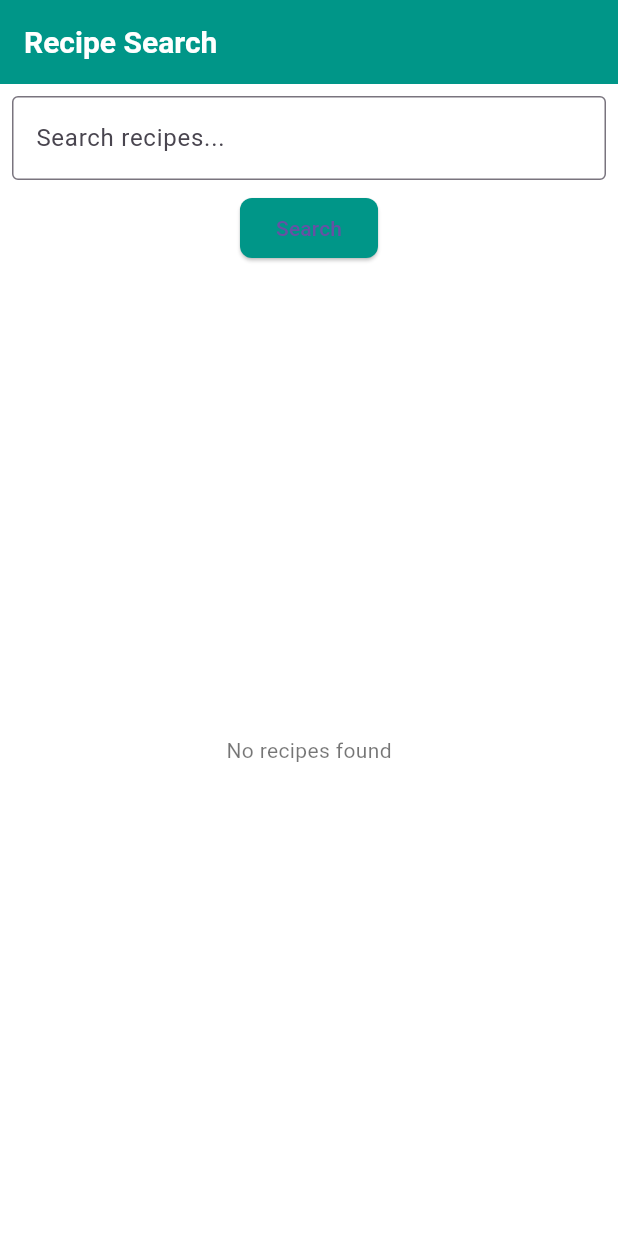
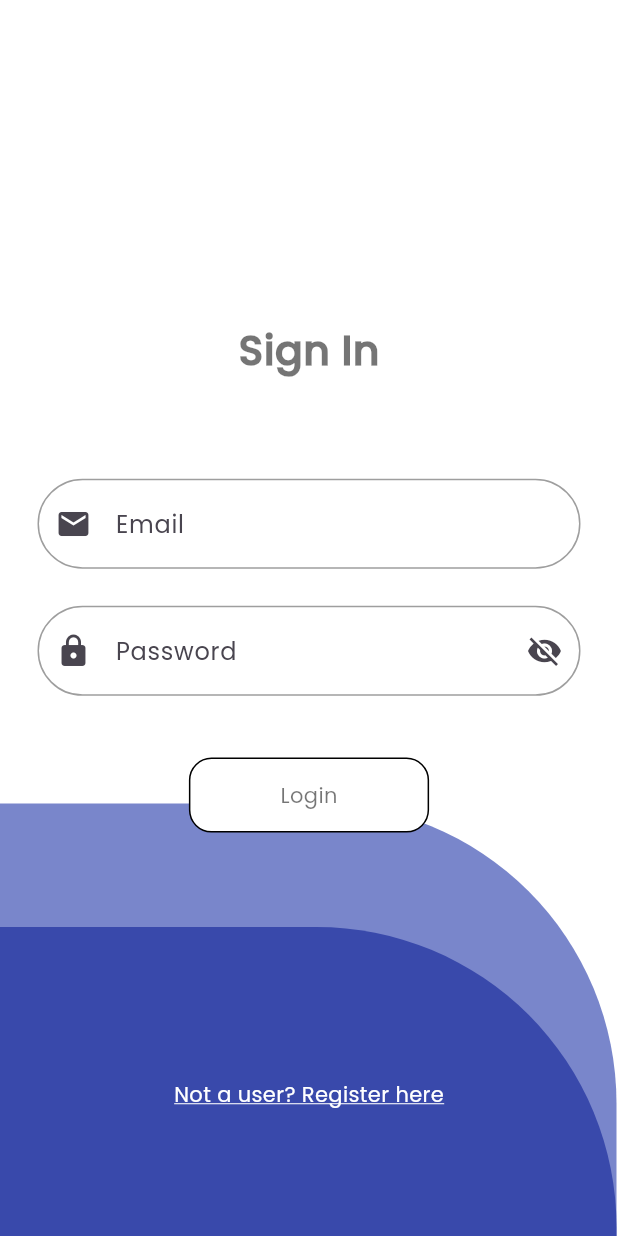
Before and after one commit to durgeshparekh/meal_planning_app, a Flutter app: the screen it shows after launch, on a phone screen of 412 x 824 dp. Run offline on Flutter 3.47's test engine with Material 3 defaults, Android fonts, the phone set to English and light mode, and no system bars; our stand-ins replace get, hive, hive_flutter; accounts and stored records are empty.

```diff
--- /dev/null
+++ b/lib/controllers/login_controller.dart
@@ -0,0 +1,133 @@
+import 'package:flutter/material.dart';
+import 'package:get/get.dart';
+import 'package:hive/hive.dart';
+import 'package:meal_planning_app/screens/authentication/login_screen.dart';
+import 'package:meal_planning_app/utils/box_name.dart';
+import 'package:meal_planning_app/screens/home_screen.dart';
+
+class LoginController extends GetxController {
+  var passwordController = TextEditingController();
+  var nameController = TextEditingController();
+  var emailController = TextEditingController();
+  var confirmPasswordController = TextEditingController();
+
+  var isLoading = false.obs;
+  var email = ''.obs;
+  var password = ''.obs;
+
+  @override
+  void onInit() {
+    super.onInit();
+    clearTextFields();
+    debugPrint('🟢 LoginController initialized');
+  }
+
+  void clearTextFields() {
+    if (nameController.text.isNotEmpty) {
+      nameController.clear();
+    }
+    if (emailController.text.isNotEmpty) {
+      emailController.clear();
+    }
+    if (confirmPasswordController.text.isNotEmpty) {
+      confirmPasswordController.clear();
+    }
+    if (passwordController.text.isNotEmpty) {
+      passwordController.clear();
+    }
+    debugPrint('🧹 Text fields cleared');
+  }
+
+  userLogin() async {
+    debugPrint('🔐 Attempting user login');
+    var userBox = Hive.box(BoxName.userBox);
+    debugPrint('📦 User box data: ${userBox.toMap()}'); // Added debug print to view user box data
+    if (userBox.isEmpty) {
+      Get.snackbar('Error', 'No registered users found. Please register first.');
+      debugPrint('❌ No registered users found');
+      return;
+    }
+
+    var storedUser = userBox.values.firstWhere(
+      (user) => user['email'] == emailController.text.trim(),
+      orElse: () => null,
+    );
+
+    if (storedUser != null && storedUser['password'] == passwordController.text.trim()) {
+      debugPrint('✅ User login successful');
+      storedUser['isLogin'] = true;
+      userBox.putAt(userBox.values.toList().indexOf(storedUser), storedUser);
+      Get.offAll(() => const HomeScreen());
+    } else {
+      Get.snackbar('Error', 'Invalid email or password');
+      debugPrint('❌ Invalid email or password');
+    }
+  }
+
+  void logout() async {
+    debugPrint('🔒 Attempting user logout');
+    var userBox = Hive.box(BoxName.userBox);
+    var loggedInUser = userBox.values.firstWhere(
+      (user) => user['isLogin'] == true,
+      orElse: () => null,
+    );
+
+    if (loggedInUser != null) {
+      loggedInUser['isLogin'] = false;
+      userBox.putAt(userBox.values.toList().indexOf(loggedInUser), loggedInUser);
+      debugPrint('✅ User logout successful');
+      Get.offAll(() => const LoginScreen());
+    } else {
+      debugPrint('❌ No logged-in user found');
+    }
+  }
+
+  bool validateRegistration() {
+    debugPrint('📝 Validating registration');
+    if (nameController.text.isEmpty ||
+        emailController.text.isEmpty ||
+        passwordController.text.isEmpty ||
+        confirmPasswordController.text.isEmpty) {
+      Get.snackbar('Error', 'All fields are required');
+      debugPrint('❌ Validation failed: All fields are required');
+      return false;
+    }
+    if (passwordController.text != confirmPasswordController.text) {
+      Get.snackbar('Error', 'Passwords do not match');
+      debugPrint('❌ Validation failed: Passwords do not match');
+      return false;
+    }
+    debugPrint('✅ Validation successful');
+    return true;
+  }
+
+  void registerUser() {
+    debugPrint('🔐 Attempting user registration');
+    if (validateRegistration()) {
+      var userBox = Hive.box(BoxName.userBox);
+      var existingUser = userBox.values.firstWhere(
+        (user) => user['email'] == emailController.text.trim(),
+        orElse: () => null,
+      );
+
+      if (existingUser != null) {
+        Get.snackbar('Error', 'Email is already registered. Please use another email.');
+        debugPrint('❌ Registration failed: Email is already registered');
+        return;
+      }
+
+      var user = {
+        'name': nameController.text,
+        'email': emailController.text,
+        'password': passwordController.text,
+        'isLogin': false,
+      };
+      userBox.add(user);
+      Get.snackbar('Success', 'User registered successfully');
+      debugPrint('✅ User registered successfully');
+      clearTextFields();
+      Get.back();
+    }
+  }
+
+}
--- /dev/null
+++ b/lib/data/api/http_urls.dart
@@ -0,0 +1,6 @@
+class HttpUrls {
+  static const String baseUrl = "https://api.spoonacular.com";
+  static const String apiKey = "eeb51b87ede548d7b18b0ccef9d845e4";
+
+  static const String searchRecipesUrl = "$baseUrl/recipes/complexSearch";
+}
--- a/lib/main.dart
+++ b/lib/main.dart
@@ -1,10 +1,28 @@
+import 'dart:async';
+
 import 'package:flutter/material.dart';
 import 'package:get/get.dart'; // Add this import
+import 'package:hive_flutter/hive_flutter.dart';
 import 'screens/home_screen.dart';
+import 'screens/authentication/login_screen.dart';
+import 'utils/box_name.dart';
 import 'utils/themes.dart';
 
 void main() {
-  runApp(MyApp());
+  runZonedGuarded(() async {
+    WidgetsFlutterBinding.ensureInitialized();
+    await Hive.initFlutter();
+
+    await hiveOpenBox();
+
+    runApp(const MyApp());
+  }, (error, stack) {
+    debugPrint("Error: ${error.toString()}");
+  });
+}
+
+hiveOpenBox() async {
+  await Hive.openBox(BoxName.userBox);
 }
 
 class MyApp extends StatelessWidget {
@@ -12,10 +30,26 @@ class MyApp extends StatelessWidget {
 
   @override
   Widget build(BuildContext context) {
-    return GetMaterialApp( // Change MaterialApp to GetMaterialApp
+    return GetMaterialApp(
       title: 'Meal Planning App',
-       theme: Themes.lightTheme,
-      home: HomeScreen(),
+      debugShowCheckedModeBanner: false,
+      theme: Themes.lightTheme,
+      darkTheme: Themes.darkTheme,
+      themeMode: ThemeMode.system, // Automatically switch between light and dark mode
+      home: appRoute(context),
     );
   }
+
+  appRoute(BuildContext context) {
+    var userBox = Hive.box(BoxName.userBox);
+    var loggedInUser = userBox.values.firstWhere(
+      (user) => user['isLogin'] == true,
+      orElse: () => null,
+    );
+    if (loggedInUser == null) {
+      return const LoginScreen();
+    } else {
+      return const HomeScreen();
+    }
+  }
 }
--- /dev/null
+++ b/lib/screens/authentication/login_screen.dart
@@ -0,0 +1,98 @@
+import 'package:flutter/material.dart';
+import 'package:get/get.dart';
+import 'package:meal_planning_app/controllers/login_controller.dart';
+import 'package:meal_planning_app/utils/size_config.dart';
+
+import 'register_screen.dart';
+import 'widgets/sign_in_form.dart';
+
+class LoginScreen extends StatelessWidget {
+  const LoginScreen({super.key});
+
+  @override
+  Widget build(BuildContext context) {
+    Get.put(LoginController());
+    SizeConfig().init(context);
+    return Scaffold(
+      resizeToAvoidBottomInset: true,
+      body: Stack(
+        children: [
+          Align(
+            alignment: Alignment.bottomCenter,
+            child: Container(
+              width: SizeConfig.screenWidth,
+              height: SizeConfig.screenHeight * 0.35,
+              margin: EdgeInsets.only(right: 1),
+              decoration: BoxDecoration(
+                color: Colors.indigo.shade300,
+                borderRadius: BorderRadius.only(
+                  topRight: Radius.circular(200),
+                  // topLeft: Radius.circular(50),
+                ),
+              ),
+            ),
+          ),
+          Align(
+            alignment: Alignment.bottomCenter,
+            child: Container(
+              width: SizeConfig.screenWidth,
+              height: SizeConfig.screenHeight * 0.25,
+              margin: EdgeInsets.only(right: 1),
+              decoration: BoxDecoration(
+                color: Colors.indigo.shade600,
+                borderRadius: BorderRadius.only(
+                  topRight: Radius.circular(200),
+                ),
+              ),
+            ),
+          ),
+          SafeArea(
+            child: SingleChildScrollView(
+              child: Padding(
+                padding: EdgeInsets.only(
+                  left: 25,
+                  right: 25,
+                ),
+                child: Column(
+                  mainAxisAlignment: MainAxisAlignment.spaceEvenly,
+                  children: [
+                    SizedBox(height: SizeConfig.screenHeight * 0.1),
+                    SizedBox(
+                      width: SizeConfig.screenWidth,
+                      height: SizeConfig.screenHeight * 0.1,
+                      // child: Image.asset(logoWithoutBg),
+                    ),
+                    SizedBox(height: SizeConfig.screenHeight * 0.06),
+                    Text(
+                      "Sign In",
+                      style: TextStyle(
+                        fontSize: getProportionateScreenWidth(25),
+                        fontWeight: FontWeight.bold,
+                      ),
+                    ),
+                    SizedBox(height: SizeConfig.screenHeight * 0.08),
+                    const SignInForm(),
+                    SizedBox(height: SizeConfig.screenHeight * 0.2),
+                    GestureDetector(
+                      onTap: () {
+                        Get.to(() => const RegisterScreen());
+                      },
+                      child: Text(
+                        "Not a user? Register here",
+                        style: TextStyle(
+                          color: Colors.white,
+                          decoration: TextDecoration.underline,
+                          decorationColor: Colors.white,
+                        ),
+                      ),
+                    ),
+                  ],
+                ),
+              ),
+            ),
+          ),
+        ],
+      ),
+    );
+  }
+}
--- /dev/null
+++ b/lib/screens/authentication/widgets/sign_in_form.dart
@@ -0,0 +1,63 @@
+import 'package:flutter/material.dart';
+import 'package:get/get.dart';
+import 'package:meal_planning_app/controllers/login_controller.dart';
+import 'package:meal_planning_app/utils/size_config.dart';
+import 'package:meal_planning_app/utils/widgets/rounded_text_form_field.dart';
+
+class SignInForm extends StatelessWidget {
+  const SignInForm({super.key});
+
+  @override
+  Widget build(BuildContext context) {
+    var controller = Get.find<LoginController>();
+    SizeConfig().init(context);
+
+    return SingleChildScrollView(
+      child: Column(
+        children: [
+          RoundedTextFormField(
+            hintText: "Enter your email",
+            labelText: "Email",
+            controller: controller.emailController,
+            keyboardType: TextInputType.emailAddress,
+            prefixIcon: Icon(Icons.email),
+            validator: (value) {
+              if (value == null || value.isEmpty) {
+                return "Email is required";
+              }
+              return null;
+            },
+          ),
+          SizedBox(height: SizeConfig.screenHeight * 0.03),
+          RoundedTextFormField(
+            hintText: "Enter your password",
+            labelText: "Password",
+            controller: controller.passwordController,
+            isPasswordField: true,
+            prefixIcon: Icon(Icons.lock),
+            validator: (value) {
+              if (value == null || value.length < 6) {
+                return "Password must be at least 6 characters long";
+              }
+              return null;
+            },
+          ),
+          SizedBox(height: SizeConfig.screenHeight * 0.05),
+          InkWell(
+            borderRadius: BorderRadius.circular(15),
+            onTap: () => controller.userLogin(),
+            child: Container(
+              padding: const EdgeInsets.symmetric(horizontal: 60, vertical: 14),
+              decoration: BoxDecoration(
+                borderRadius: BorderRadius.circular(15),
+                border: Border.all(),
+                color: Colors.white,
+              ),
+              child: const Text("Login"),
+            ),
+          ),
+        ],
+      ),
+    );
+  }
+}
--- /dev/null
+++ b/lib/utils/box_name.dart
@@ -0,0 +1,3 @@
+class BoxName {
+  static const userBox = 'User';
+}
--- /dev/null
+++ b/lib/utils/image_urls.dart
@@ -0,0 +1,2 @@
+const logoWithBg = "assets/images/logo_with_bg.png";
+const logoWithoutBg = "assets/images/logo_without_bg.png";
--- /dev/null
+++ b/lib/utils/size_config.dart
@@ -0,0 +1,30 @@
+import 'package:flutter/material.dart';
+
+class SizeConfig {
+  static late MediaQueryData _mediaQueryData;
+  static late double screenWidth;
+  static late double screenHeight;
+  static late double defaultSize;
+  static late Orientation orientation;
+
+  void init(BuildContext context) {
+    _mediaQueryData = MediaQuery.of(context);
+    screenWidth = _mediaQueryData.size.width;
+    screenHeight = _mediaQueryData.size.height;
+    orientation = _mediaQueryData.orientation;
+  }
+}
+
+// Get the proportionate height as per screen size
+double getProportionateScreenHeight(double inputHeight) {
+  double screenHeight = SizeConfig.screenHeight;
+  // 812 is the layout height that designer use
+  return (inputHeight / 812.0) * screenHeight;
+}
+
+// Get the proportionate height as per screen size
+double getProportionateScreenWidth(double inputWidth) {
+  double screenWidth = SizeConfig.screenWidth;
+  // 375 is the layout width that designer use
+  return (inputWidth / 375.0) * screenWidth;
+}
--- a/lib/utils/themes.dart
+++ b/lib/utils/themes.dart
@@ -22,5 +22,30 @@ class Themes {
       bodyLarge: TextStyle(fontSize: 16.0, color: Colors.black87),
       bodyMedium: TextStyle(fontSize: 14.0, color: Colors.black54),
     ),
+    fontFamily: 'Poppins', // Add Poppins font family
+  );
+
+  static final ThemeData darkTheme = ThemeData(
+    primarySwatch: Colors.teal,
+    scaffoldBackgroundColor: Colors.black,
+    appBarTheme: AppBarTheme(
+      backgroundColor: Colors.teal,
+      elevation: 0,
+      titleTextStyle: TextStyle(
+          color: Colors.white, fontSize: 20, fontWeight: FontWeight.bold),
+    ),
+    elevatedButtonTheme: ElevatedButtonThemeData(
+      style: ElevatedButton.styleFrom(
+        backgroundColor: Colors.teal,
+        shape: RoundedRectangleBorder(
+          borderRadius: BorderRadius.circular(8.0),
+        ),
+      ),
+    ),
+    textTheme: TextTheme(
+      bodyLarge: TextStyle(fontSize: 16.0, color: Colors.white),
+      bodyMedium: TextStyle(fontSize: 14.0, color: Colors.white70),
+    ),
+    fontFamily: 'Poppins', // Add Poppins font family
   );
 }
--- /dev/null
+++ b/lib/utils/widgets/rounded_text_form_field.dart
@@ -0,0 +1,85 @@
+import 'package:flutter/material.dart';
+
+class RoundedTextFormField extends StatefulWidget {
+  final String hintText;
+  final String? labelText;
+  final TextEditingController? controller;
+  final TextInputType keyboardType;
+  final bool isPasswordField;
+  final Widget? prefixIcon;
+  final String? Function(String?)? validator;
+  final Function(String)? onChanged;
+
+  const RoundedTextFormField({
+    Key? key,
+    required this.hintText,
+    this.labelText,
+    this.controller,
+    this.keyboardType = TextInputType.text,
+    this.isPasswordField = false,
+    this.prefixIcon,
+    this.validator,
+    this.onChanged,
+  }) : super(key: key);
+
+  @override
+  _RoundedTextFormFieldState createState() => _RoundedTextFormFieldState();
+}
+
+class _RoundedTextFormFieldState extends State<RoundedTextFormField> {
+  bool _isPasswordHidden = true;
+
+  void _togglePasswordVisibility() {
+    setState(() {
+      _isPasswordHidden = !_isPasswordHidden;
+    });
+  }
+
+  @override
+  Widget build(BuildContext context) {
+    return TextFormField(
+      controller: widget.controller,
+      keyboardType: widget.keyboardType,
+      obscureText: widget.isPasswordField ? _isPasswordHidden : false,
+      onChanged: widget.onChanged,
+      validator: widget.validator,
+      decoration: InputDecoration(
+        hintText: widget.hintText,
+        labelText: widget.labelText,
+        prefixIcon: widget.prefixIcon,
+        suffixIcon: widget.isPasswordField
+            ? IconButton(
+                icon: Icon(
+                  _isPasswordHidden ? Icons.visibility_off : Icons.visibility,
+                ),
+                onPressed: _togglePasswordVisibility,
+              )
+            : null,
+        contentPadding: EdgeInsets.symmetric(vertical: 18, horizontal: 20),
+        border: OutlineInputBorder(
+          borderRadius: BorderRadius.circular(30), // Rounded corners
+          borderSide: BorderSide(color: Colors.grey, width: 1),
+        ),
+        enabledBorder: OutlineInputBorder(
+          borderRadius: BorderRadius.circular(30),
+          borderSide: BorderSide(color: Colors.grey, width: 1),
+        ),
+        focusedBorder: OutlineInputBorder(
+          borderRadius: BorderRadius.circular(30),
+          borderSide:
+              BorderSide(color: Theme.of(context).primaryColor, width: 2),
+        ),
+        errorBorder: OutlineInputBorder(
+          borderRadius: BorderRadius.circular(30),
+          borderSide: BorderSide(color: Colors.red, width: 1),
+        ),
+        focusedErrorBorder: OutlineInputBorder(
+          borderRadius: BorderRadius.circular(30),
+          borderSide: BorderSide(color: Colors.red, width: 2),
+        ),
+        filled: true,
+        fillColor: Colors.white,
+      ),
+    );
+  }
+}
```
Also changed, not shown: lib/screens/authentication/register_screen.dart (added, +87 -0 lines), lib/screens/authentication/widgets/register_form.dart (added, +93 -0 lines), lib/utils/widgets/custom_button.dart (added, +27 -0 lines), pubspec.yaml (+10 -29 lines), assets/fonts/Poppins-Medium.ttf (added), assets/fonts/Poppins-Regular.ttf (added), assets/images/logo_with_bg.png (added), assets/images/logo_without_bg.png (added), pubspec.lock, 60 other files.
